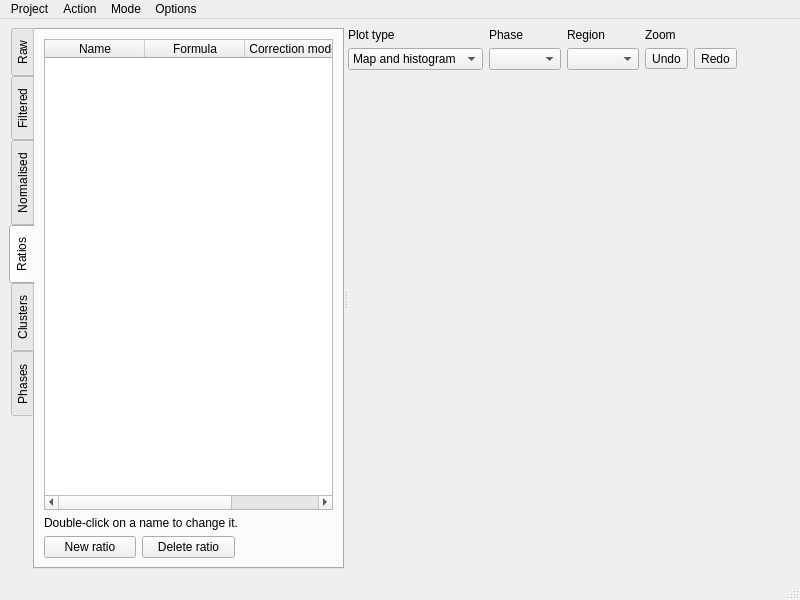
First picture: the form in src/resources/ui_main_window.ui, repository ianthomas23/QACD-quack, before the edit.
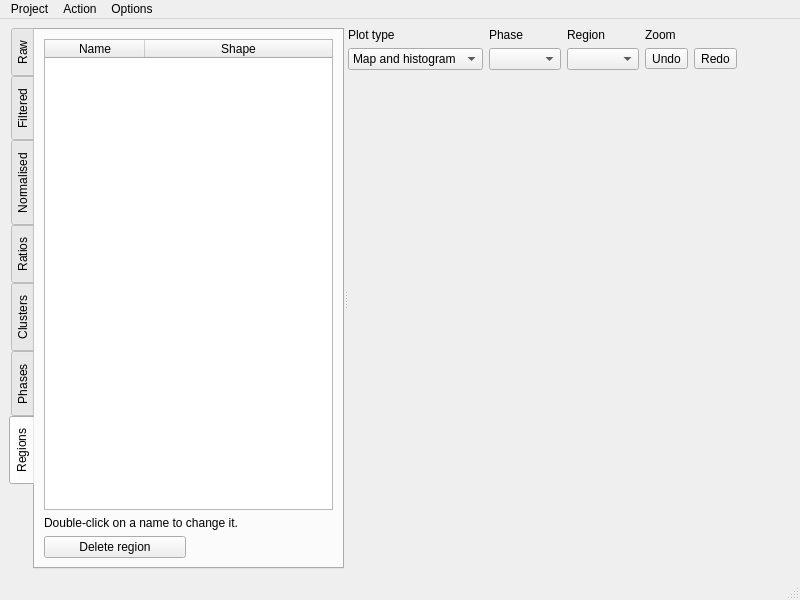
Second picture: the form after the edit. Custom widgets are drawn as their Qt base class.

Commit message: Add and delete region via user interface

```diff
--- a/src/resources/ui_main_window.ui
+++ b/src/resources/ui_main_window.ui
@@ -40,7 +40,7 @@
         <enum>QTabWidget::West</enum>
        </property>
        <property name="currentIndex">
-        <number>3</number>
+        <number>6</number>
        </property>
        <widget class="QWidget" name="rawTab">
         <property name="sizePolicy">
@@ -600,6 +600,103 @@
          </item>
         </layout>
        </widget>
+       <widget class="QWidget" name="regionTab">
+        <property name="sizePolicy">
+         <sizepolicy hsizetype="Preferred" vsizetype="Preferred">
+          <horstretch>0</horstretch>
+          <verstretch>0</verstretch>
+         </sizepolicy>
+        </property>
+        <attribute name="title">
+         <string>Regions</string>
+        </attribute>
+        <layout class="QVBoxLayout" name="verticalLayout">
+         <property name="leftMargin">
+          <number>9</number>
+         </property>
+         <property name="topMargin">
+          <number>9</number>
+         </property>
+         <property name="rightMargin">
+          <number>9</number>
+         </property>
+         <property name="bottomMargin">
+          <number>9</number>
+         </property>
+         <item>
+          <widget class="QTableWidget" name="regionTable">
+           <property name="sizeAdjustPolicy">
+            <enum>QAbstractScrollArea::AdjustIgnored</enum>
+           </property>
+           <property name="selectionMode">
+            <enum>QAbstractItemView::SingleSelection</enum>
+           </property>
+           <property name="selectionBehavior">
+            <enum>QAbstractItemView::SelectRows</enum>
+           </property>
+           <property name="showGrid">
+            <bool>false</bool>
+           </property>
+           <property name="gridStyle">
+            <enum>Qt::SolidLine</enum>
+           </property>
+           <property name="sortingEnabled">
+            <bool>true</bool>
+           </property>
+           <property name="columnCount">
+            <number>2</number>
+           </property>
+           <attribute name="horizontalHeaderHighlightSections">
+            <bool>false</bool>
+           </attribute>
+           <attribute name="horizontalHeaderShowSortIndicator" stdset="0">
+            <bool>true</bool>
+           </attribute>
+           <attribute name="horizontalHeaderStretchLastSection">
+            <bool>true</bool>
+           </attribute>
+           <attribute name="verticalHeaderVisible">
+            <bool>false</bool>
+           </attribute>
+           <column>
+            <property name="text">
+             <string>Name</string>
+            </property>
+           </column>
+           <column>
+            <property name="text">
+             <string>Shape</string>
+            </property>
+           </column>
+          </widget>
+         </item>
+         <item>
+          <widget class="QLabel" name="label_2">
+           <property name="text">
+            <string>Double-click on a name to change it.</string>
+           </property>
+          </widget>
+         </item>
+         <item>
+          <layout class="QHBoxLayout" name="horizontalLayout">
+           <item>
+            <widget class="QPushButton" name="deleteRegionButton">
+             <property name="text">
+              <string>Delete region</string>
+             </property>
+            </widget>
+           </item>
+           <item>
+            <widget class="QLabel" name="dummyLabel3">
+             <property name="text">
+              <string/>
+             </property>
+            </widget>
+           </item>
+          </layout>
+         </item>
+        </layout>
+       </widget>
       </widget>
       <widget class="QWidget" name="layoutWidget">
        <layout class="QVBoxLayout" name="rightVerticalLayout">
@@ -778,19 +875,8 @@
     </property>
     <addaction name="actionDisplayOptions"/>
    </widget>
-   <widget class="QMenu" name="menuMode">
-    <property name="title">
-     <string>Mode</string>
-    </property>
-    <addaction name="actionModeZoom"/>
-    <addaction name="separator"/>
-    <addaction name="actionModeRegionRectangle"/>
-    <addaction name="actionModeRegionEllipse"/>
-    <addaction name="actionModeRegionPolygon"/>
-   </widget>
    <addaction name="menuProject"/>
    <addaction name="menuAction"/>
-   <addaction name="menuMode"/>
    <addaction name="menuOptions"/>
   </widget>
   <widget class="QStatusBar" name="statusbar"/>
```
Left out of the diff: 6 changed lines with no effect on the pictures. The commit also changes 9 other files.
